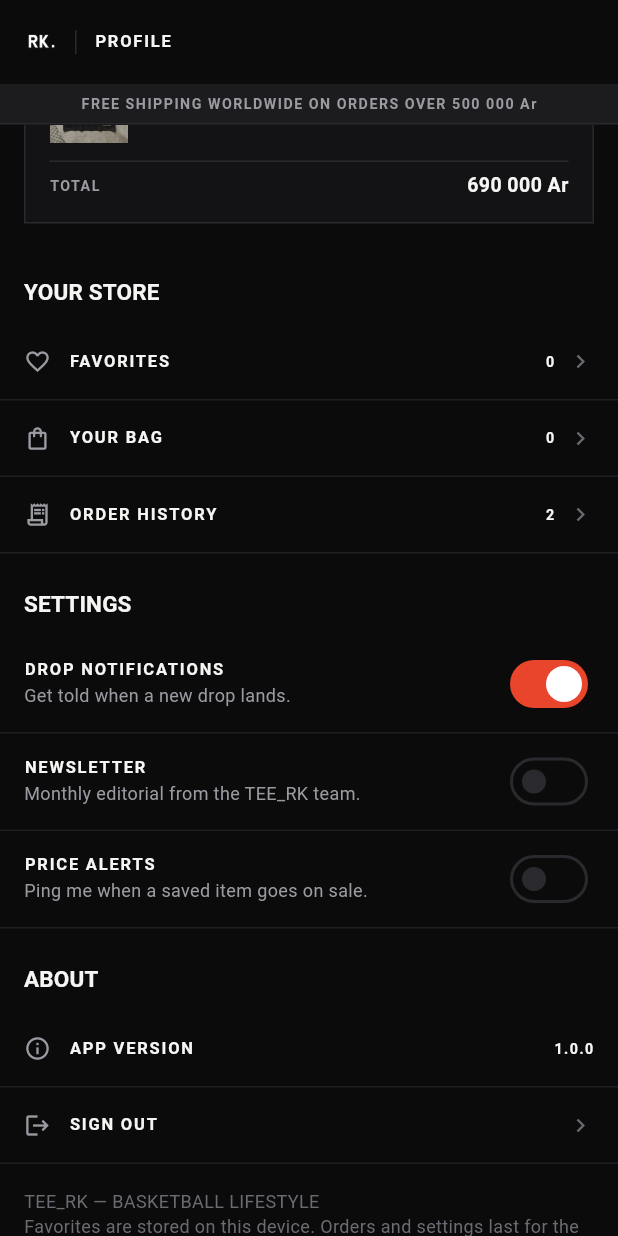
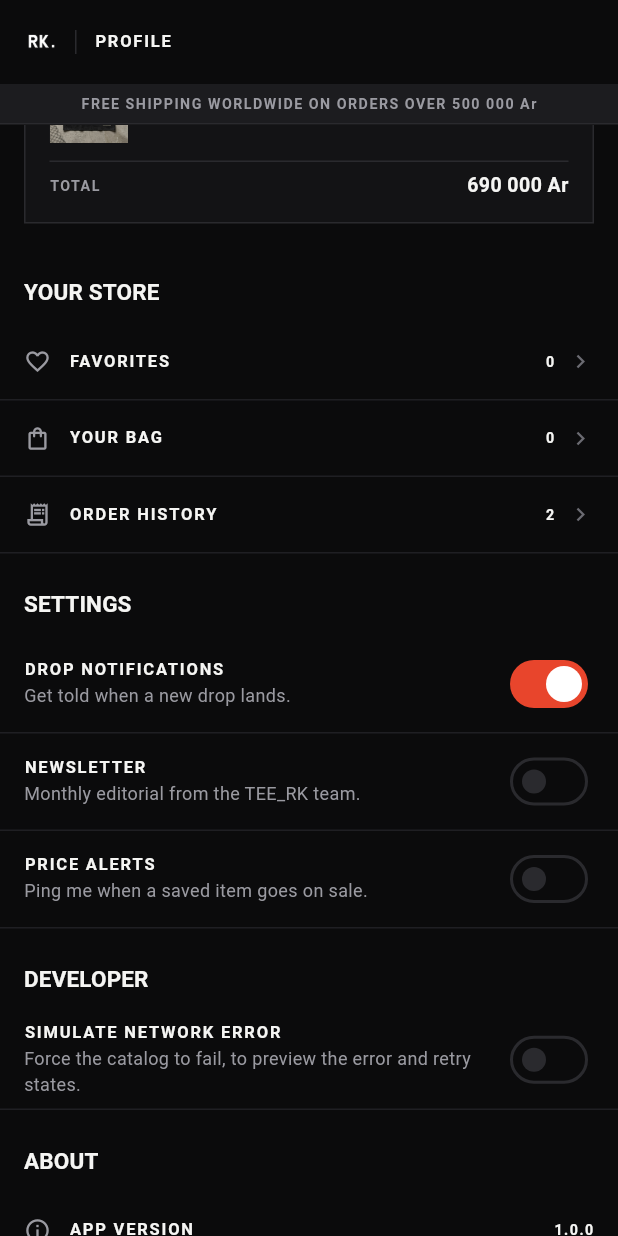
Before and after one commit to RanjaKen/tee_rk, a Flutter app: the ProfileScreen screen opened directly, scrolled down 576 dp, on a phone screen of 412 x 824 dp. Run offline on Flutter 3.47's test engine with Material 3 defaults, Android fonts, the phone set to English and light mode, and no system bars; our stand-ins replace flutter_riverpod, shared_preferences; accounts and stored records are empty.

Commit message:
final update

```diff
--- a/lib/screens/profile/profile_screen.dart
+++ b/lib/screens/profile/profile_screen.dart
@@ -10,6 +10,7 @@ import '../../models/user_profile.dart';
 import '../../providers/cart_provider.dart';
 import '../../providers/favorites_provider.dart';
 import '../../providers/navigation_provider.dart';
+import '../../providers/product_providers.dart';
 import '../../providers/profile_providers.dart';
 import '../../widgets/common/error_view.dart';
 import '../../widgets/common/rk_app_bar.dart';
@@ -44,6 +45,7 @@ class ProfileScreen extends ConsumerWidget {
             const _OrdersSection(),
             const _ShortcutsSection(),
             const _SettingsSection(),
+            const _DeveloperSection(),
             const _AboutSection(),
             const SizedBox(height: AppSpacing.xxl),
           ],
@@ -272,6 +274,30 @@ class _SettingsSection extends ConsumerWidget {
   }
 }
 
+/// Switch that forces the catalog into its error state, so loading,
+/// error and retry can be checked from the running app.
+class _DeveloperSection extends ConsumerWidget {
+  const _DeveloperSection();
+
+  @override
+  Widget build(BuildContext context, WidgetRef ref) {
+    return Column(
+      children: [
+        const SectionHeader(title: 'DEVELOPER'),
+        _SettingSwitch(
+          label: 'SIMULATE NETWORK ERROR',
+          description:
+              'Force the catalog to fail, to preview the error and retry '
+              'states.',
+          value: ref.watch(simulateNetworkErrorProvider),
+          onChanged: (value) =>
+              ref.read(simulateNetworkErrorProvider.notifier).set(value),
+        ),
+      ],
+    );
+  }
+}
+
 class _AboutSection extends StatelessWidget {
   const _AboutSection();
 
--- a/lib/widgets/product/product_card.dart
+++ b/lib/widgets/product/product_card.dart
@@ -59,6 +59,9 @@ class ProductCard extends StatelessWidget {
                     right: 0,
                     child: IconButton(
                       onPressed: onToggleFavorite,
+                      tooltip: isFavorite
+                          ? 'Remove from favorites'
+                          : 'Save to favorites',
                       iconSize: 18,
                       visualDensity: VisualDensity.compact,
                       icon: Icon(
--- a/lib/widgets/product/product_image.dart
+++ b/lib/widgets/product/product_image.dart
@@ -22,6 +22,15 @@ class ProductImage extends StatelessWidget {
       path,
       fit: fit,
       filterQuality: FilterQuality.medium,
+      frameBuilder: (context, child, frame, wasSynchronouslyLoaded) {
+        if (wasSynchronouslyLoaded) return child;
+        return AnimatedOpacity(
+          opacity: frame == null ? 0 : 1,
+          duration: const Duration(milliseconds: 220),
+          curve: Curves.easeOut,
+          child: child,
+        );
+      },
       errorBuilder: (_, _, _) => const ColoredBox(
         color: AppColors.imageBackdrop,
         child: Center(
```
Also changed, not shown: lib/providers/product_providers.dart (+24 -4 lines), lib/screens/favorites/favorites_screen.dart (+39 -17 lines), lib/screens/home/home_screen.dart (+29 -3 lines), pubspec.yaml (+17 -0 lines), assets/icon/app_icon.png (added), assets/icon/app_icon_foreground.png (added), pubspec.lock, 48 other files.
